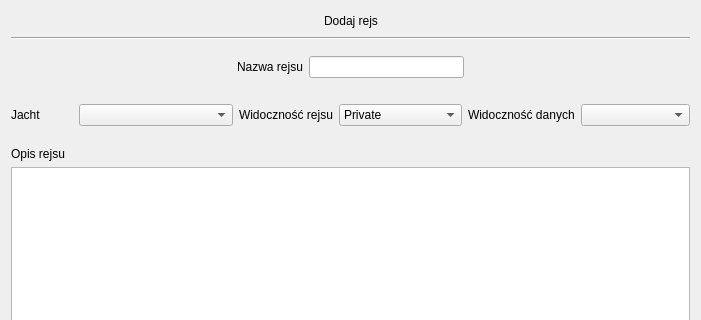
First picture: the form in tripaddwindow.ui, repository Zbynkus9/BazyDanychJachtyApp, before the edit; both pictures show x 0 to 701 and y 0 to 320 of the 701 by 552 pixel window.
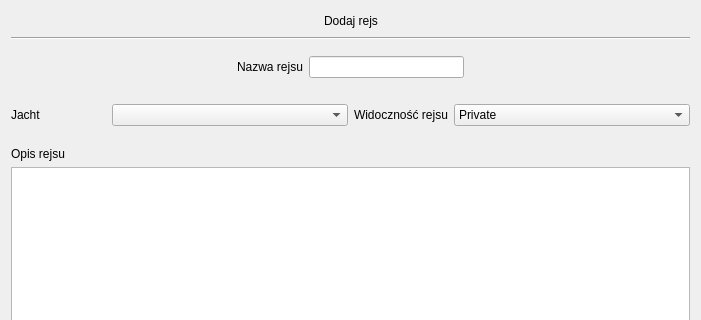
Second picture: the form after the edit.

Patch:
```diff
--- a/tripaddwindow.ui
+++ b/tripaddwindow.ui
@@ -160,18 +160,7 @@
       </layout>
      </item>
      <item>
-      <layout class="QHBoxLayout" name="horizontalLayout_4" stretch="2,5">
-       <item>
-        <widget class="QLabel" name="label_6">
-         <property name="text">
-          <string>Widoczność danych</string>
-         </property>
-        </widget>
-       </item>
-       <item>
-        <widget class="QComboBox" name="DataVisibilityComboBox"/>
-       </item>
-      </layout>
+      <layout class="QHBoxLayout" name="horizontalLayout_4" stretch=""/>
      </item>
     </layout>
    </item>
```
